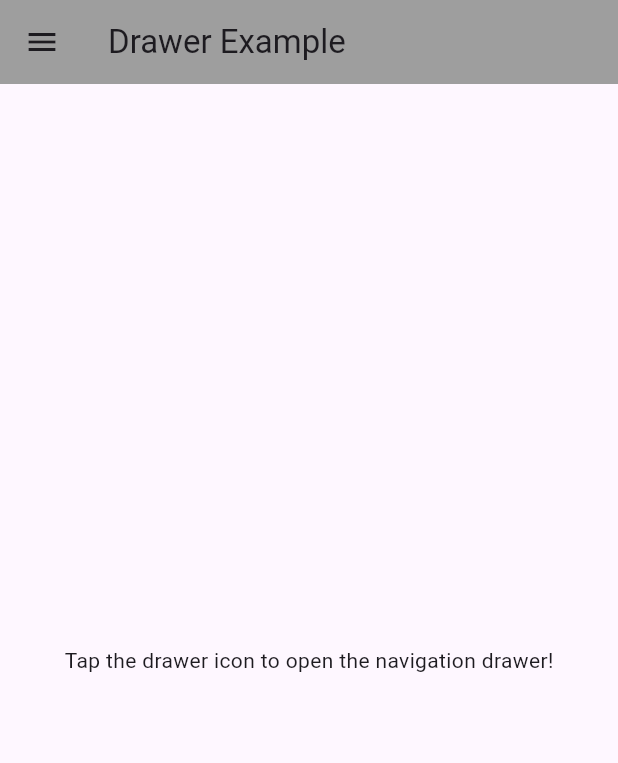
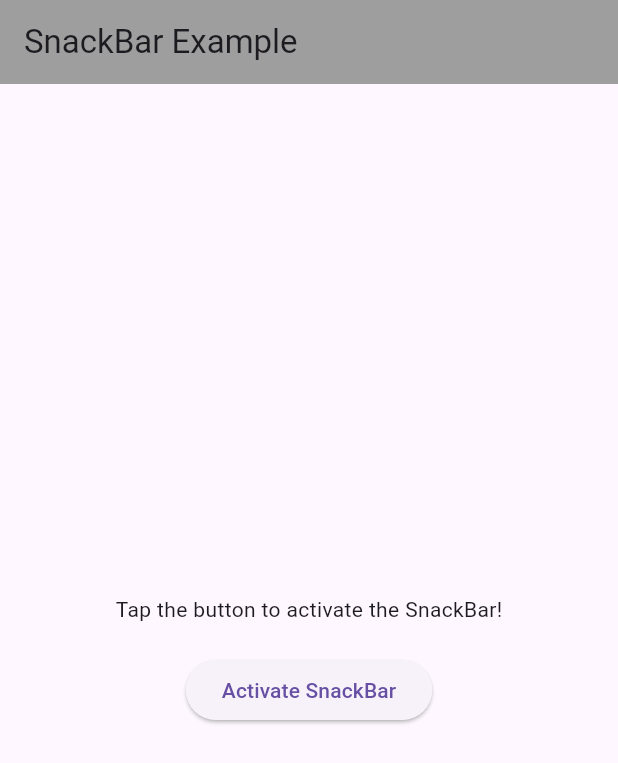
Before and after one commit to mkkm88/FlutterPractice, a Flutter app: the screen it shows after launch, on a phone screen of 412 x 824 dp. Shown: the top 763 px of the screen. Run offline on Flutter 3.47's test engine with Material 3 defaults, Android fonts, the phone set to English and light mode, and no system bars.

Commit message:
SnackBar

```diff
--- a/lib/main.dart
+++ b/lib/main.dart
@@ -1,6 +1,5 @@
-// main.dart
 import 'package:flutter/material.dart';
-import 'package:flutter_practice/otherpages.dart'; // Ensure this file exists
+// import 'package:flutter_practice/otherpages.dart'; // Removed as it's not used in this version
 
 void main() {
   runApp(const MyApp());
@@ -13,91 +12,51 @@ class MyApp extends StatefulWidget {
   State<MyApp> createState() => _MyAppState();
 }
 
-class _MyAppState extends State<MyApp> with SingleTickerProviderStateMixin {
+class _MyAppState extends State<MyApp> {
+  // Method to show a SnackBar.
+  // This method now takes a BuildContext which will be provided by a Builder widget.
+  void showMySnackBar(BuildContext context) {
+    // Ensure the context used here is a descendant of ScaffoldMessenger.
+    // The Builder widget below ensures this.
+    ScaffoldMessenger.of(
+      context,
+    ).showSnackBar(const SnackBar(content: Text('Activated SnackBar')));
+  }
+
   @override
   Widget build(BuildContext context) {
     return MaterialApp(
       title: 'My Application',
       debugShowCheckedModeBanner: false,
-      // The Navigator is created by MaterialApp.
-      // We need a context that is a descendant of this Navigator.
-      // Wrapping the home Scaffold in a Builder provides such a context.
+      // The ScaffoldMessenger is provided by MaterialApp.
+      // To access it from within the Scaffold's children,
+      // we need a context that is below MaterialApp.
+      // A Builder widget provides such a context.
       home: Builder(
         builder: (BuildContext builderContext) {
-          // Use builderContext for Navigator operations
           return Scaffold(
             appBar: AppBar(
               backgroundColor: Colors.grey,
-              title: const Text('Drawer Example'), // Changed title for clarity
+              title: const Text(
+                'SnackBar Example',
+              ), // Updated title for clarity
             ),
-            drawer: Drawer(
-              child: ListView(
-                padding: EdgeInsets.zero, // Remove default ListView padding
+            body: Center(
+              child: Column(
+                mainAxisAlignment: MainAxisAlignment.center,
                 children: <Widget>[
-                  // UserAccountsDrawerHeader for the drawer header
-                  const UserAccountsDrawerHeader(
-                    accountName: Text('Mohd Kasim'),
-                    accountEmail: Text('dummy@kasim.com'),
-                    currentAccountPicture: CircleAvatar(
-                      backgroundColor: Colors.black26,
-                      child: Text('MK'),
-                    ),
-                    decoration: BoxDecoration(color: Colors.orange),
-                    otherAccountsPictures: <Widget>[
-                      CircleAvatar(
-                        backgroundColor: Colors.black26,
-                        child: Text('KK'),
-                      ),
-                      CircleAvatar(
-                        backgroundColor: Colors.black26,
-                        child: Text('SK'),
-                      ),
-                    ],
-                  ),
-                  // ListTile for navigating to Page 1
-                  ListTile(
-                    title: const Text('Page 1'),
-                    trailing: const Icon(Icons.arrow_forward),
-                    onTap: () {
-                      // Use builderContext for Navigator operations
-                      Navigator.of(builderContext).push(
-                        MaterialPageRoute(
-                          builder: (BuildContext context) =>
-                              const OtherPages('Page 1'),
-                        ),
-                      );
+                  const Text('Tap the button to activate the SnackBar!'),
+                  const SizedBox(height: 20), // Add some spacing
+                  ElevatedButton(
+                    onPressed: () {
+                      // Pass the builderContext to showMySnackBar.
+                      // This context is guaranteed to be a descendant of ScaffoldMessenger.
+                      showMySnackBar(builderContext);
                     },
-                  ),
-                  // ListTile for navigating to Page 2
-                  ListTile(
-                    title: const Text('Page 2'),
-                    trailing: const Icon(Icons.arrow_forward),
-                    onTap: () {
-                      // Use builderContext for Navigator operations
-                      Navigator.of(builderContext).push(
-                        MaterialPageRoute(
-                          builder: (BuildContext context) =>
-                              const OtherPages('Page 2'),
-                        ),
-                      );
-                    },
-                  ),
-                  // ListTile for closing the drawer
-                  ListTile(
-                    title: const Text(
-                      'Close Drawer',
-                    ), // Changed text for clarity
-                    trailing: const Icon(Icons.close),
-                    onTap: () {
-                      // Use builderContext for Navigator operations to pop the drawer
-                      Navigator.pop(builderContext);
-                    },
+                    child: const Text('Activate SnackBar'),
                   ),
                 ],
               ),
-            ),
-            body: const Center(
-              child: Text('Tap the drawer icon to open the navigation drawer!'),
             ),
           );
         },
```
